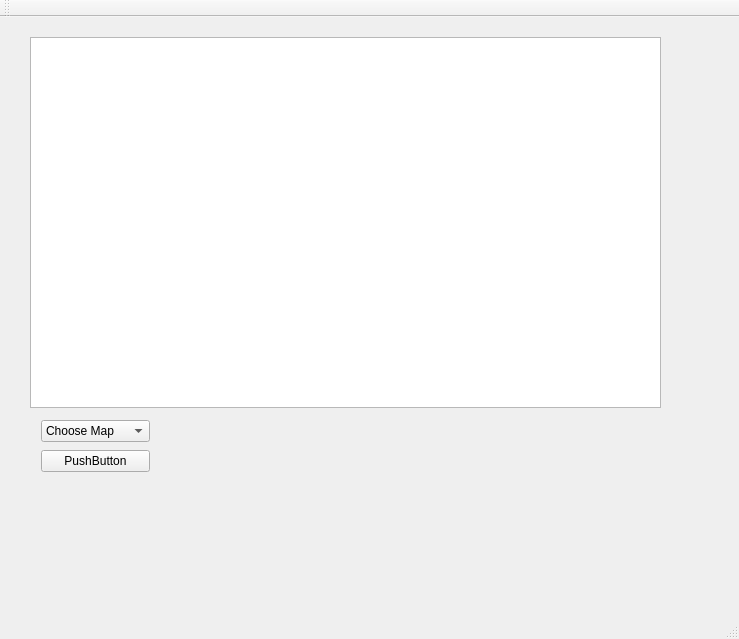
Qt form mainwindow.ui (alexazv/LPBus) before a commit.
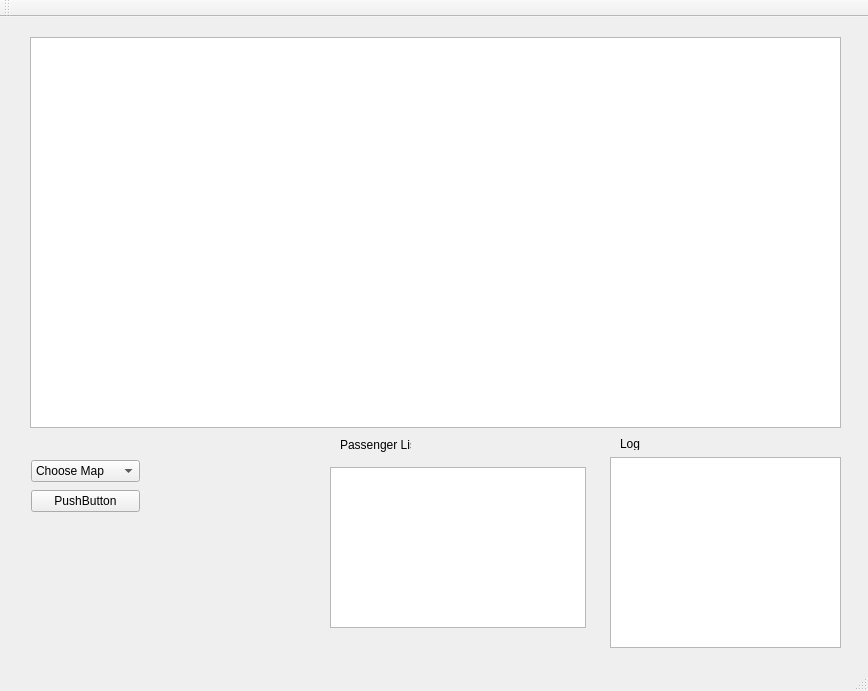
The same form after that commit.

```diff
--- a/mainwindow.ui
+++ b/mainwindow.ui
@@ -6,8 +6,8 @@
    <rect>
     <x>0</x>
     <y>0</y>
-    <width>739</width>
-    <height>639</height>
+    <width>868</width>
+    <height>691</height>
    </rect>
   </property>
   <property name="windowTitle">
@@ -19,16 +19,16 @@
      <rect>
       <x>30</x>
       <y>20</y>
-      <width>631</width>
-      <height>371</height>
+      <width>811</width>
+      <height>391</height>
      </rect>
     </property>
    </widget>
    <widget class="QWidget" name="verticalLayoutWidget">
     <property name="geometry">
      <rect>
-      <x>30</x>
-      <y>390</y>
+      <x>20</x>
+      <y>430</y>
       <width>131</width>
       <height>80</height>
      </rect>
@@ -65,14 +65,60 @@
    <widget class="QWidget" name="verticalLayoutWidget_2">
     <property name="geometry">
      <rect>
-      <x>500</x>
-      <y>390</y>
+      <x>160</x>
+      <y>430</y>
       <width>160</width>
       <height>191</height>
      </rect>
     </property>
     <layout class="QVBoxLayout" name="verticalLayout_2"/>
    </widget>
+   <widget class="QLabel" name="label">
+    <property name="geometry">
+     <rect>
+      <x>340</x>
+      <y>420</y>
+      <width>71</width>
+      <height>16</height>
+     </rect>
+    </property>
+    <property name="text">
+     <string>Passenger List</string>
+    </property>
+   </widget>
+   <widget class="QListWidget" name="listWidget">
+    <property name="geometry">
+     <rect>
+      <x>330</x>
+      <y>450</y>
+      <width>256</width>
+      <height>161</height>
+     </rect>
+    </property>
+   </widget>
+   <widget class="QLabel" name="label_2">
+    <property name="geometry">
+     <rect>
+      <x>620</x>
+      <y>420</y>
+      <width>47</width>
+      <height>13</height>
+     </rect>
+    </property>
+    <property name="text">
+     <string>Log</string>
+    </property>
+   </widget>
+   <widget class="QTextEdit" name="logView">
+    <property name="geometry">
+     <rect>
+      <x>610</x>
+      <y>440</y>
+      <width>231</width>
+      <height>191</height>
+     </rect>
+    </property>
+   </widget>
   </widget>
   <widget class="QMenuBar" name="menuBar">
    <property name="geometry">
```
Left out of the diff: 2 changed lines with no effect on the pictures.
